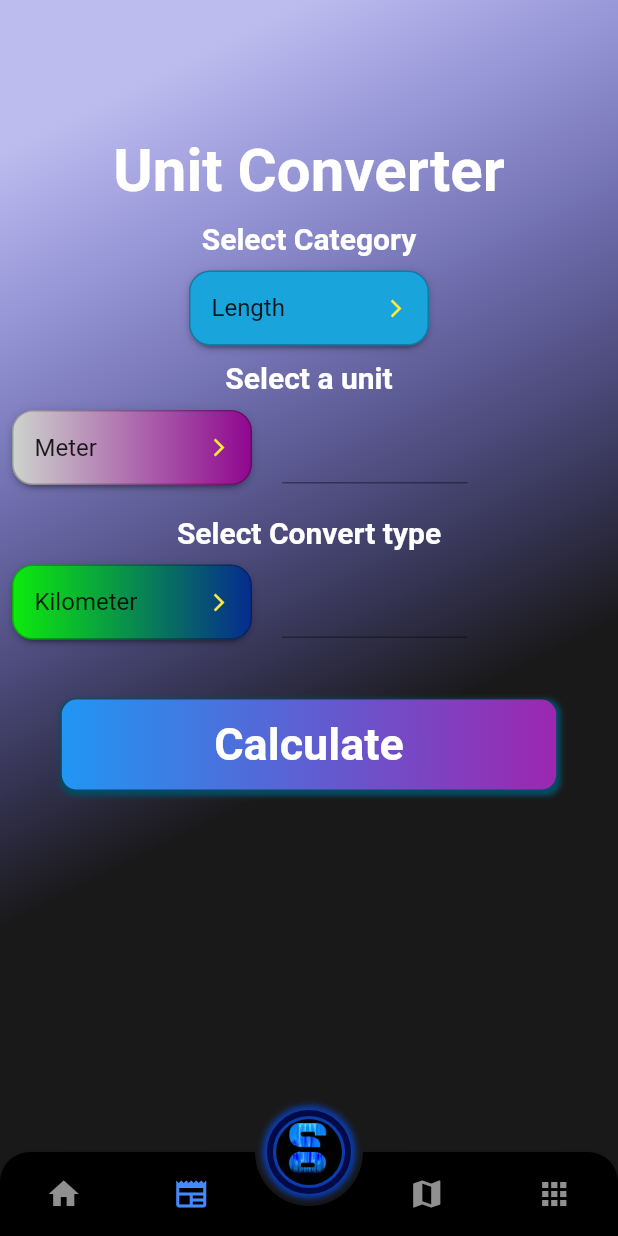
After one commit to chathudilzo/map_app, a Flutter app: the UnitConverterPage screen opened directly, on a phone screen of 412 x 824 dp. The commit adds this screen. Run offline on Flutter 3.47's test engine with Material 2 defaults, Android fonts, the light colour scheme and no system bars; drawn by our look-alikes of animated_bottom_navigation_bar, dropdown_button2; our stand-ins replace animated_splash_screen, carousel_slider, connectivity, flutter_dotenv, geocoding, get and 4 more; missing offline and left inert: flutter_polyline_points, image_downloader; network calls fail.

Commit message:
unit converter done

```diff
--- /dev/null
+++ b/lib/unit_converter_page.dart
@@ -0,0 +1,488 @@
+import 'dart:convert';
+import 'package:dropdown_button2/dropdown_button2.dart';
+import 'package:flutter/material.dart';
+import 'package:flutter/services.dart';
+
+import 'package:map_app/widgets/bottom_nav_bar.dart';
+import 'package:map_app/widgets/floating_action_button.dart';
+import 'package:math_expressions/math_expressions.dart';
+
+
+
+class UnitConverterPage extends StatefulWidget {
+  const UnitConverterPage({Key? key}) : super(key: key);
+
+  @override
+  State<UnitConverterPage> createState() => _UnitConverterPageState();
+}
+
+class _UnitConverterPageState extends State<UnitConverterPage> {
+  bool _isLoading = true;
+  List<Map<String, dynamic>> unitData = [];
+
+  Future<List<Map<String, dynamic>>> loadUnitData() async {
+    final String unitData =
+        await rootBundle.loadString('assets/unit.json');
+    List<dynamic> decodedData = json.decode(unitData);
+    List<Map<String, dynamic>> dataList =
+        List<Map<String, dynamic>>.from(decodedData);
+
+    return dataList;
+  }
+
+  @override
+  void initState() {
+    super.initState();
+    loadUnitData().then((data) {
+      setState(() {
+        unitData = data;
+        _isLoading = false;
+      });
+    });
+  }
+
+  String selectedCategory = 'Length';
+  String selectedUnit = 'Meter';
+  String selectedConvertibleType = 'Kilometer';
+
+  // Function to update units and convertible types based on category and unit selection
+  void setUnits() {
+    outPutValueController.clear();
+    // Update selectedUnit and selectedConvertibleType based on selectedCategory
+    List< dynamic> units = unitData
+        .firstWhere((category) => category['name'] == selectedCategory)['units'];
+    selectedUnit = units[0]['name'];
+    selectedConvertibleType = units[0]['convertibleTypes'][0];
+  }
+
+  void setConvertibleType() {
+    outPutValueController.clear();
+    List<dynamic> units = unitData
+        .firstWhere((category) => category['name'] == selectedCategory)['units'];
+
+    // Find the selected unit and update the selectedConvertibleType
+    Map<String, dynamic> selectedUnitData =
+        units.firstWhere((unit) => unit['name'] == selectedUnit);
+    selectedConvertibleType = selectedUnitData['convertibleTypes'][0];
+  }
+
+  TextEditingController inputValueController=TextEditingController();
+  TextEditingController outPutValueController=TextEditingController();
+
+double performConversion(double inputValue,String selectedUnit,String selectedConvertibleType){
+Map<String,dynamic> categoryData=unitData.firstWhere((category) =>category['name']==selectedCategory);
+
+Map<String,dynamic> selectedUnitData=categoryData['units'].firstWhere((unit)=>unit['name']==selectedUnit);
+
+String convertionFormula=selectedUnitData['conversionFormulas'][selectedConvertibleType];
+
+convertionFormula=convertionFormula.replaceAll('value', inputValue.toString());
+
+return evalExpression(convertionFormula);
+}
+
+
+double evalExpression(String expression){
+
+  final Parser parser=Parser();
+  final Expression exp =parser.parse(expression);
+
+
+  final ContextModel cm=ContextModel();
+
+  double result=exp.evaluate(EvaluationType.REAL, cm);
+print(result);
+setState(() {
+  outPutValueController.text=result.toString();
+});
+  return result;
+}
+
+  @override
+  Widget build(BuildContext context) {
+    double width = MediaQuery.of(context).size.width;
+    double height = MediaQuery.of(context).size.height;
+    return Scaffold(
+      extendBody: true,
+      body: Container(
+        decoration: BoxDecoration(
+          gradient: LinearGradient(
+          begin: Alignment.topCenter,
+            colors: [Color.fromARGB(66, 11, 8, 202),Color.fromARGB(255, 26, 25, 25)])
+        ),
+        height: height,
+        child: Padding(
+          padding: const EdgeInsets.all(8.0),
+          child: Column(
+            children: [
+              SizedBox(height: height * 0.1),
+              Text('Unit Converter',style: TextStyle(color: Colors.white,fontSize: 40,fontWeight: FontWeight.bold),),
+              SizedBox(height: 10,),
+              Text('Select Category',style: TextStyle(color: Colors.white,fontSize: 20,fontWeight: FontWeight.bold),),
+               SizedBox(height: 10,),
+               DropdownButtonHideUnderline(
+          child: DropdownButton2<String>(
+            isExpanded: true,
+            hint:  Row(
+              children: [
+                Icon(
+                  Icons.list,
+                  size: 16,
+                  color: Colors.yellow,
+                ),
+                SizedBox(
+                  width: 4,
+                ),
+                Expanded(
+                  child: Text(
+                    'Select Category',
+                    style: TextStyle(
+                      fontSize: 14,
+                      fontWeight: FontWeight.bold,
+                      color: Colors.yellow,
+                    ),
+                    overflow: TextOverflow.ellipsis,
+                  ),
+                ),
+              ],
+            ),
+            items: unitData.map<DropdownMenuItem<String>>(
+                  (category) {
+                    return DropdownMenuItem(
+                      value: category['name'],
+                      child: Text(category['name']),
+                    );
+                  },
+                ).toList(),
+            value: selectedCategory,
+            onChanged: (newValue) {
+                  setState(() {
+                    selectedCategory = newValue.toString();
+                    setUnits(); // Call setUnits when category changes
+                  });
+                },
+            buttonStyleData: ButtonStyleData(
+              height: 50,
+              width: 160,
+              padding: const EdgeInsets.only(left: 14, right: 14),
+              decoration: BoxDecoration(
+                borderRadius: BorderRadius.circular(14),
+                border: Border.all(
+                  color: Colors.black26,
+                ),
+                color: Color.fromARGB(255, 25, 164, 219),
+              ),
+              elevation: 2,
+            ),
+            iconStyleData: const IconStyleData(
+              icon: Icon(
+                Icons.arrow_forward_ios_outlined,
+              ),
+              iconSize: 14,
+              iconEnabledColor: Colors.yellow,
+              iconDisabledColor: Colors.grey,
+            ),
+            dropdownStyleData: DropdownStyleData(
+              maxHeight: 200,
+              width: 200,
+              decoration: BoxDecoration(
+                borderRadius: BorderRadius.circular(14),
+                color: Colors.redAccent,
+              ),
+              offset: const Offset(-20, 0),
+              scrollbarTheme: ScrollbarThemeData(
+                radius: const Radius.circular(40),
+                thickness: MaterialStateProperty.all(6),
+                thumbVisibility: MaterialStateProperty.all(true),
+              ),
+            ),
+            menuItemStyleData: const MenuItemStyleData(
+              height: 40,
+              padding: EdgeInsets.only(left: 14, right: 14),
+            ),
+          ),
+       ),
+      //       DropdownButton(
+      //         value: selectedCategory,
+      //         items: unitData.map<DropdownMenuItem<String>>(
+      //           (category) {
+      //             return DropdownMenuItem(
+      //               value: category['name'],
+      //               child: Text(category['name']),
+      //             );
+      //           },
+      //         ).toList(),
+      //         onChanged: (newValue) {
+      //           setState(() {
+      //             selectedCategory = newValue.toString();
+      //             setUnits(); // Call setUnits when category changes
+      //           });
+      //         },
+      //       ),
+
+              SizedBox(height: 10),
+              Text('Select a unit',style: TextStyle(color: Colors.white,fontSize: 20,fontWeight: FontWeight.bold),),
+              SizedBox(height: 10,),
+              Row(
+                children: [
+                   DropdownButtonHideUnderline(
+          child: DropdownButton2<String>(
+            isExpanded: true,
+            hint:  Row(
+              children: [
+                Icon(
+                  Icons.list,
+                  size: 16,
+                  color: Colors.yellow,
+                ),
+                SizedBox(
+                  width: 4,
+                ),
+                Expanded(
+                  child: Text(
+                    'Select Unit',
+                    style: TextStyle(
+                      fontSize: 14,
+                      fontWeight: FontWeight.bold,
+                      color: Colors.yellow,
+                    ),
+                    overflow: TextOverflow.ellipsis,
+                  ),
+                ),
+              ],
+            ),
+            items: unitData
+                        .firstWhere(
+                            (category) => category['name'] == selectedCategory)['units']
+                        .map<DropdownMenuItem<String>>(
+                          (unit) {
+                            return DropdownMenuItem<String>(
+                              value: unit['name'],
+                              child: Text(unit['name']),
+                            );
+                          },
+                        )
+                        .toList(),
+            value: selectedUnit,
+            onChanged: (newValue) {
+                      setState(() {
+                        selectedUnit = newValue.toString();
+                        setConvertibleType();
+                      });
+                    },
+            buttonStyleData: ButtonStyleData(
+              height: 50,
+              width: 160,
+              padding: const EdgeInsets.only(left: 14, right: 14),
+              decoration: BoxDecoration(
+                borderRadius: BorderRadius.circular(14),
+                border: Border.all(
+                  color: Colors.black26,
+                ),
+                gradient: LinearGradient(colors: [Color.fromARGB(255, 205, 212, 205),Color.fromARGB(255, 143, 6, 143)])
+              ),
+              elevation: 2,
+            ),
+            iconStyleData: const IconStyleData(
+              icon: Icon(
+                Icons.arrow_forward_ios_outlined,
+              ),
+              iconSize: 14,
+              iconEnabledColor: Colors.yellow,
+              iconDisabledColor: Colors.grey,
+            ),
+            dropdownStyleData: DropdownStyleData(
+              maxHeight: 200,
+              width: 200,
+              decoration: BoxDecoration(
+                borderRadius: BorderRadius.circular(14),
+                color: Color.fromARGB(255, 112, 110, 110),
+              ),
+              offset: const Offset(-20, 0),
+              scrollbarTheme: ScrollbarThemeData(
+                radius: const Radius.circular(40),
+                thickness: MaterialStateProperty.all(6),
+                thumbVisibility: MaterialStateProperty.all(true),
+              ),
+            ),
+            menuItemStyleData: const MenuItemStyleData(
+              height: 40,
+              padding: EdgeInsets.only(left: 14, right: 14),
+            ),
+          ),
+      ),
+                  // DropdownButton(
+                  //   value: selectedUnit,
+                  //   items: unitData
+                  //       .firstWhere(
+                  //           (category) => category['name'] == selectedCategory)['units']
+                  //       .map<DropdownMenuItem<String>>(
+                  //         (unit) {
+                  //           return DropdownMenuItem<String>(
+                  //             value: unit['name'],
+                  //             child: Text(unit['name']),
+                  //           );
+                  //         },
+                  //       )
+                  //       .toList(),
+                  //   onChanged: (newValue) {
+                  //     setState(() {
+                  //       selectedUnit = newValue.toString();
+                  //       setConvertibleType();
+                  //     });
+                  //   },
+                  // ),
+                   SizedBox(width: 20,),
+                  Container(
+                    width: width*0.3,
+                    child: TextField(
+                      controller:inputValueController,
+                    ),
+                  )
+                ],
+              ),
+              SizedBox(height: 20,),
+              Text('Select Convert type',style: TextStyle(color: Colors.white,fontSize: 20,fontWeight: FontWeight.bold),),
+              SizedBox(height: 10,),
+              Row(
+                children: [
+                  DropdownButtonHideUnderline(
+          child: DropdownButton2<String>(
+            isExpanded: true,
+            hint:  Row(
+              children: [
+                Icon(
+                  Icons.list,
+                  size: 16,
+                  color: Colors.yellow,
+                ),
+                SizedBox(
+                  width: 4,
+                ),
+                Expanded(
+                  child: Text(
+                    'Select Item',
+                    style: TextStyle(
+                      fontSize: 14,
+                      fontWeight: FontWeight.bold,
+                      color: Colors.yellow,
+                    ),
+                    overflow: TextOverflow.ellipsis,
+                  ),
+                ),
+              ],
+            ),
+            items: unitData.firstWhere((category) => category['name']==selectedCategory)['units']
+                    .firstWhere((unit)=>unit['name']==selectedUnit)['convertibleTypes']
+                    .map<DropdownMenuItem<String>>((type){
+                      return DropdownMenuItem<String>(
+                        value: type,
+                        child: Text(type));
+                    }).toList(),
+            value: selectedConvertibleType,
+            onChanged: (newValue){
+                      setState(() {
+                        selectedConvertibleType=newValue.toString();
+                        outPutValueController.clear();
+                      });
+                     },
+            buttonStyleData: ButtonStyleData(
+              height: 50,
+              width: 160,
+              padding: const EdgeInsets.only(left: 14, right: 14),
+              decoration: BoxDecoration(
+                borderRadius: BorderRadius.circular(14),
+                border: Border.all(
+                  color: Colors.black26,
+                ),
+                gradient: LinearGradient(colors: [Color.fromARGB(255, 12, 236, 12),Color.fromARGB(255, 6, 43, 143)])
+              ),
+              elevation: 2,
+            ),
+            iconStyleData: const IconStyleData(
+              icon: Icon(
+                Icons.arrow_forward_ios_outlined,
+              ),
+              iconSize: 14,
+              iconEnabledColor: Colors.yellow,
+              iconDisabledColor: Colors.grey,
+            ),
+            dropdownStyleData: DropdownStyleData(
+              maxHeight: 200,
+              width: 200,
+              decoration: BoxDecoration(
+                borderRadius: BorderRadius.circular(14),
+                color: Color.fromARGB(255, 243, 243, 243),
+              ),
+              offset: const Offset(-20, 0),
+              scrollbarTheme: ScrollbarThemeData(
+                radius: const Radius.circular(40),
+                thickness: MaterialStateProperty.all(6),
+                thumbVisibility: MaterialStateProperty.all(true),
+              ),
+            ),
+            menuItemStyleData: const MenuItemStyleData(
+              height: 40,
+              padding: EdgeInsets.only(left: 14, right: 14),
+            ),
+          ),
+      ),
+
+                  // DropdownButton(
+
+                  //   value: selectedConvertibleType,
+                  //   items: unitData.firstWhere((category) => category['name']==selectedCategory)['units']
+                  //   .firstWhere((unit)=>unit['name']==selectedUnit)['convertibleTypes']
+                  //   .map<DropdownMenuItem<String>>((type){
+                  //     return DropdownMenuItem<String>(
+                  //       value: type,
+                  //       child: Text(type));
+                  //   }).toList(),
+                  //    onChanged: (newValue){
+                  //     setState(() {
+                  //       selectedConvertibleType=newValue.toString();
+                  //       outPutValueController.clear();
+                  //     });
+                  //    }
+                  // ),
+                  SizedBox(width: 20,),
+                  Container(
+                    width: width*0.3,
+                    child: TextField(
+                      style: TextStyle(color: Colors.white),
+                      controller:outPutValueController,
+                    ),
+                  )
+                ],
+              ),
+              SizedBox(height: 40,),
+              GestureDetector(
+                onTap: () {
+                  double inputValue=double.parse(inputValueController.text);
+                  double convertedValue=performConversion(inputValue, selectedUnit, selectedConvertibleType);
+                  outPutValueController.text=convertedValue.toString();
+                },
+                child: Container(
+                  width: width*0.8,
+                  height: 60,
+                  decoration: BoxDecoration(
+                    borderRadius: BorderRadius.circular(10),
+                    boxShadow: [BoxShadow(
+                      blurRadius: 2,spreadRadius: 2,offset: Offset(1,2),
+                      color: Color.fromARGB(255, 4, 75, 97)
+                    )],
+                    gradient: LinearGradient(colors: [Colors.blue,Colors.purple])
+                  ),
+                  child: Center(child: Text('Calculate',style: TextStyle(fontSize: 30,color: Colors.white,fontWeight: FontWeight.bold),)),
+                ),
+              )
+            ],
+          ),
+        ),
+      ),
+      floatingActionButton: FloatingActionBtn(),
+      floatingActionButtonLocation: FloatingActionButtonLocation.centerDocked,
+      bottomNavigationBar: BottomNavBar(index: 1),
+    );
+  }
+}
--- a/lib/widgets/unit_box.dart
+++ b/lib/widgets/unit_box.dart
@@ -3,6 +3,9 @@ import 'package:flutter/cupertino.dart';
 import 'package:flutter/material.dart';
 import 'package:flutter/src/widgets/container.dart';
 import 'package:flutter/src/widgets/framework.dart';
+import 'package:get/get.dart';
+
+import '../unit_converter_page.dart';
 
 class UnitBox extends StatefulWidget {
   const UnitBox({super.key});
@@ -52,7 +55,11 @@ List<List<String>> unitPairs=[
     double width=MediaQuery.of(context).size.width;
     double height=MediaQuery.of(context).size.height;
 
-    return Container(
+    return GestureDetector(
+      onTap: () {
+        Get.to(()=>UnitConverterPage());
+      },
+      child: Container(
         decoration: BoxDecoration(
           borderRadius: BorderRadius.circular(10),
           gradient: LinearGradient(colors: [Color.fromARGB(255, 241, 86, 14),Colors.black])
@@ -114,6 +121,7 @@ List<List<String>> unitPairs=[
             ],
           ),
         ),
+      ),
     );
   }
 }
--- a/pubspec.yaml
+++ b/pubspec.yaml
@@ -53,6 +53,8 @@ dependencies:
   intl:
   animated_splash_screen: ^1.3.0
   google_fonts:
+  math_expressions: ^2.4.0
+  dropdown_button2:
 
 dev_dependencies:
   flutter_test:
```
Also changed, not shown: pubspec.lock. Lines whose indentation alone changed are shown as unchanged.
